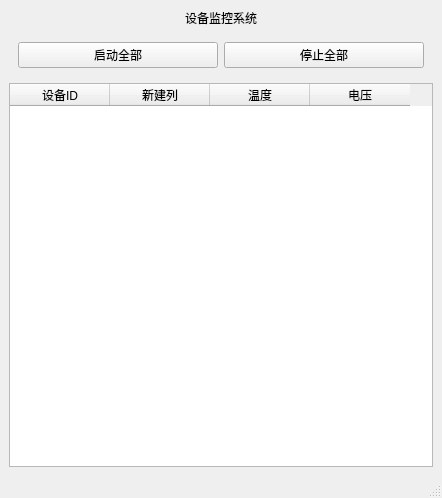
Before: the Qt Designer form UI/mainwindow.ui in Chick9N/MonitoringSystem, drawn with Qt 5.
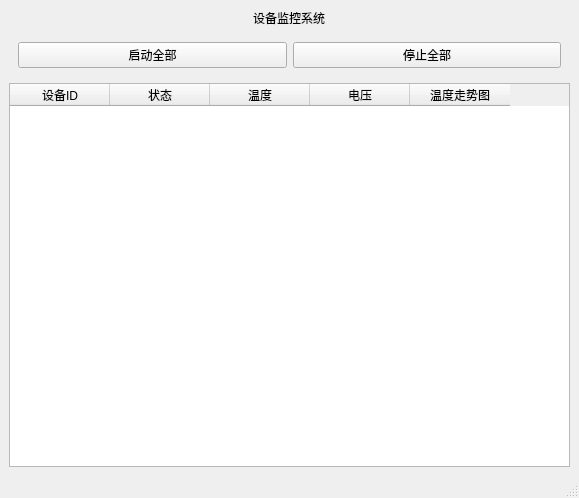
After: the same form once the commit is applied.

Commit message: Day4: 集成Qt Charts，实现设备温度电压趋势监控

```diff
--- a/UI/mainwindow.ui
+++ b/UI/mainwindow.ui
@@ -6,7 +6,7 @@
    <rect>
     <x>0</x>
     <y>0</y>
-    <width>442</width>
+    <width>579</width>
     <height>498</height>
    </rect>
   </property>
@@ -54,7 +54,7 @@
       </column>
       <column>
        <property name="text">
-        <string>新建列</string>
+        <string>状态</string>
        </property>
       </column>
       <column>
@@ -67,6 +67,11 @@
         <string>电压</string>
        </property>
       </column>
+      <column>
+       <property name="text">
+        <string>温度走势图</string>
+       </property>
+      </column>
      </widget>
     </item>
    </layout>
```
Left out of the diff: 2 changed lines with no effect on the pictures. The commit also changes 10 other files.
